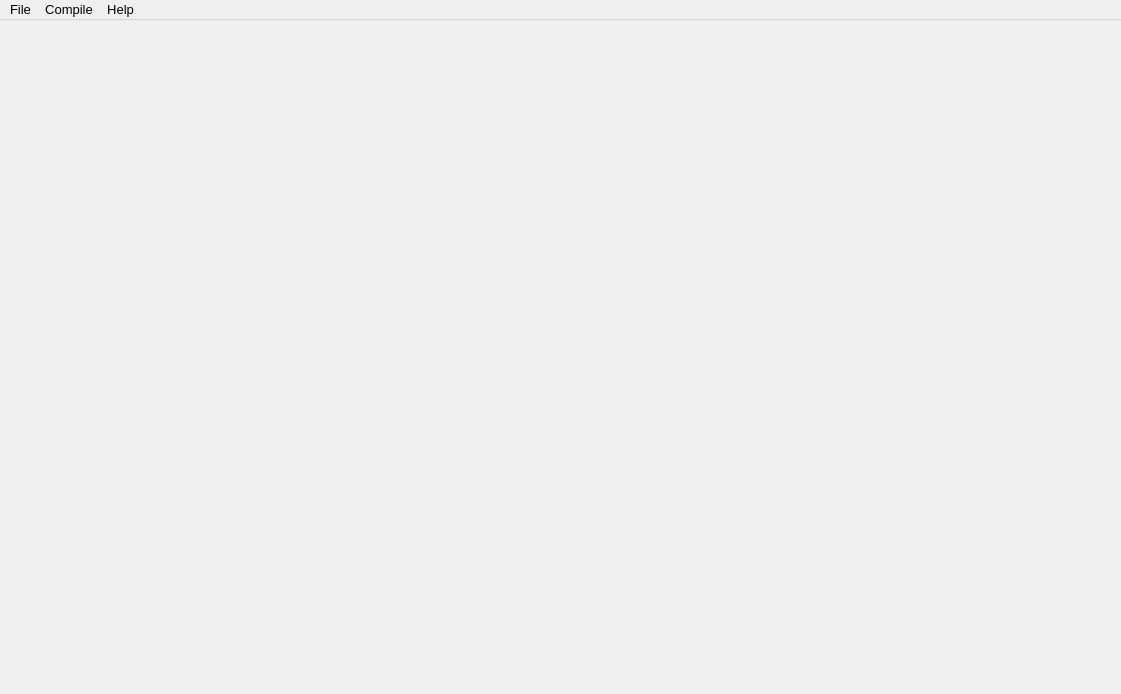
enkerewpo/project-kakapos, file ui/mainwindow.ui: the form before one commit.
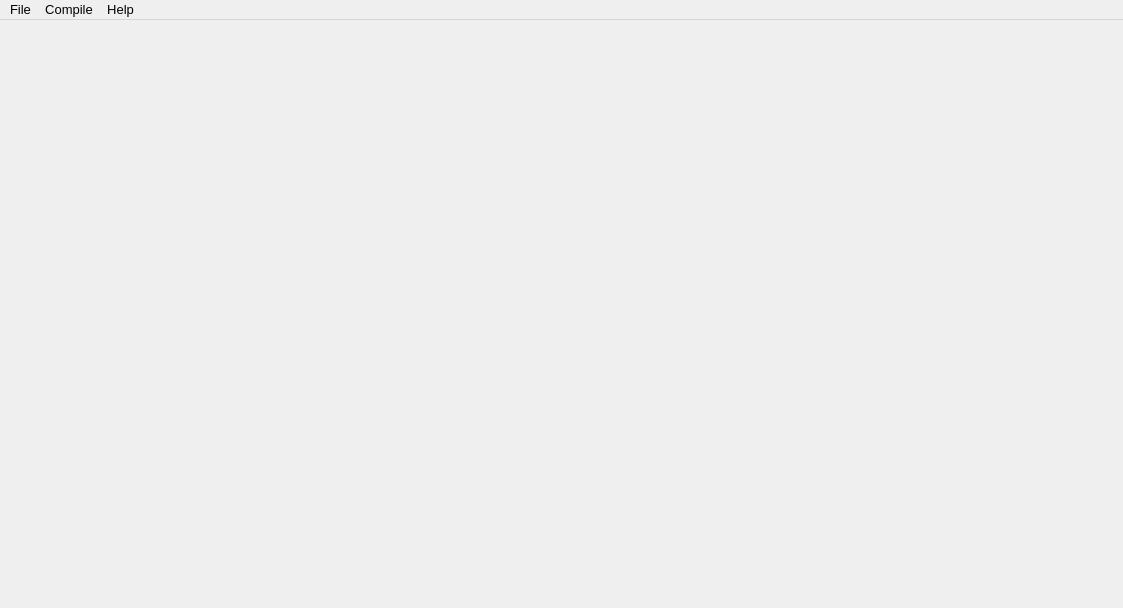
The form after the commit.

Patch:
```diff
--- a/ui/mainwindow.ui
+++ b/ui/mainwindow.ui
@@ -6,8 +6,8 @@
    <rect>
     <x>0</x>
     <y>0</y>
-    <width>1121</width>
-    <height>694</height>
+    <width>1123</width>
+    <height>608</height>
    </rect>
   </property>
   <property name="font">
@@ -44,7 +44,7 @@
     <rect>
      <x>0</x>
      <y>0</y>
-     <width>1121</width>
+     <width>1123</width>
      <height>22</height>
     </rect>
    </property>
```
